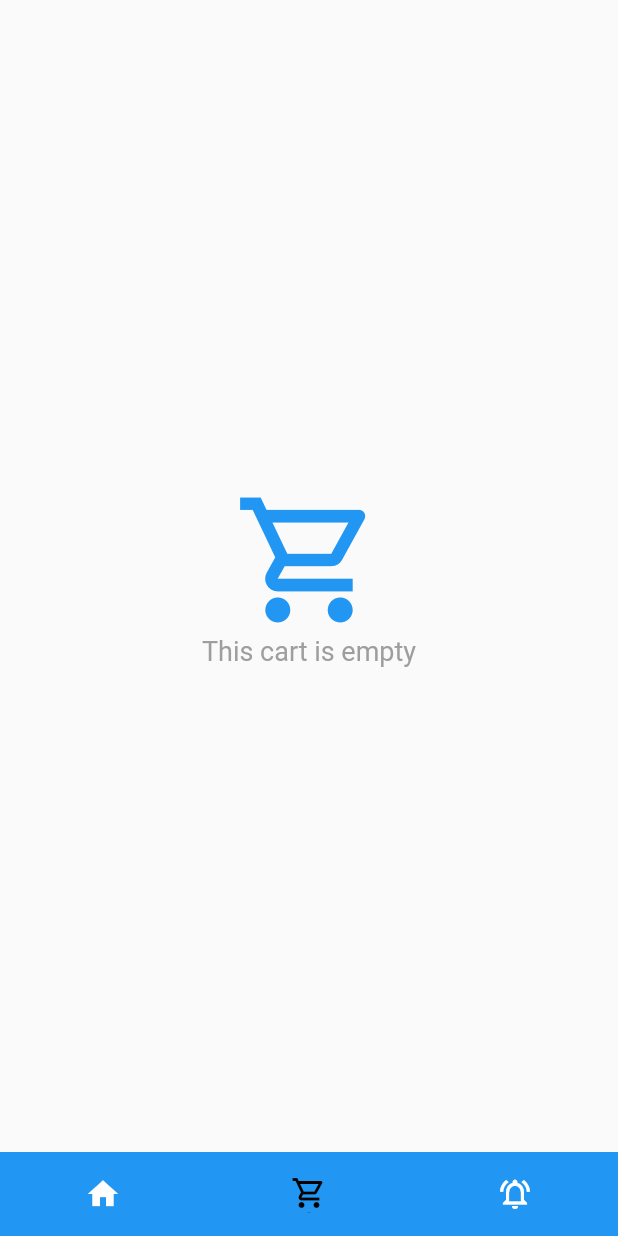
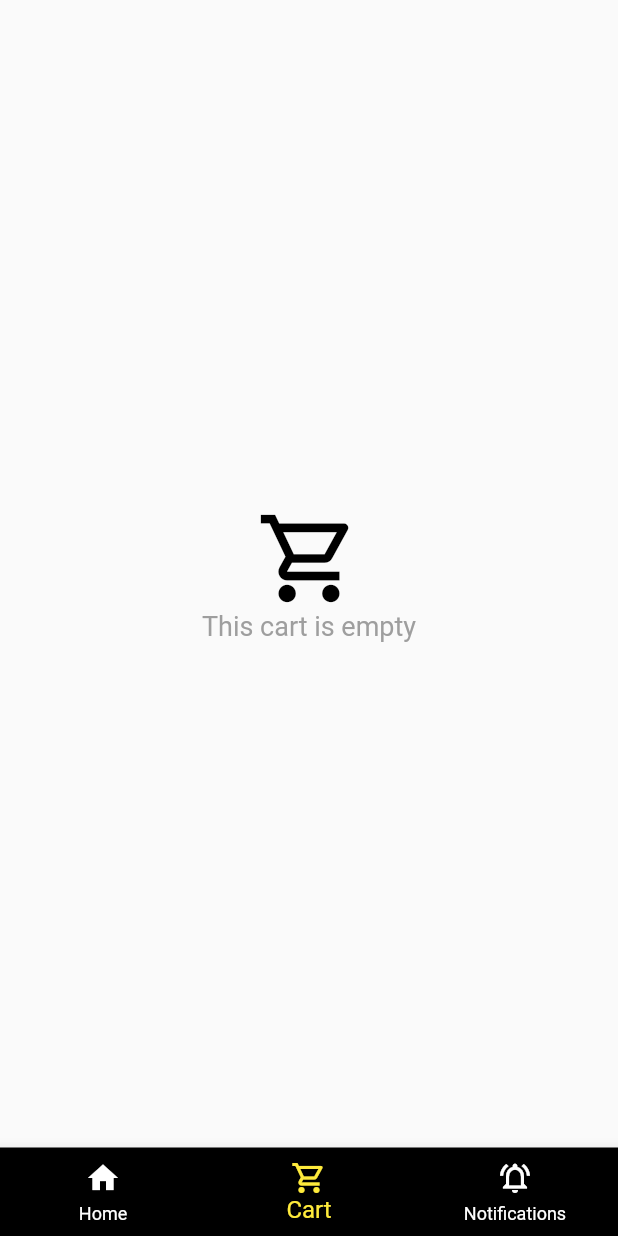
Before and after one commit to ShorooqAbdeen/Koora-Store, a Flutter app: the screen it shows after launch, item 2 of the bottom bar chosen, on a phone screen of 412 x 824 dp. Run offline on Flutter 3.47's test engine with Material 2 defaults, Android fonts, the phone set to English and light mode, and no system bars; our stand-ins replace font_awesome_flutter.

Commit message:
commit sama

```diff
--- a/lib/BottomNavigationScreens/BottomNavagtionScreen.dart
+++ b/lib/BottomNavigationScreens/BottomNavagtionScreen.dart
@@ -27,16 +27,17 @@ class _BottomScreenState extends State<BottomScreen> {
     return Scaffold(
       body: pages[currentIndex],
       bottomNavigationBar: BottomNavigationBar(
-        unselectedFontSize: 0,
-        selectedFontSize: 1,
+        unselectedFontSize: 12,
+        selectedFontSize: 12,
         type: BottomNavigationBarType.fixed,
-        backgroundColor: Colors.blue,
+        backgroundColor: Colors.black,
         onTap: onTap,
         currentIndex: currentIndex,
-        selectedItemColor:Colors.black ,
+        selectedItemColor:Colors.yellow ,
         unselectedItemColor: Colors.white,
-        showUnselectedLabels: false,
-        elevation: 0,
+        unselectedLabelStyle: TextStyle(color: Colors.white),
+        selectedLabelStyle: TextStyle(fontSize: 16),
+        showUnselectedLabels: true,
         showSelectedLabels: true,
         items: [
           BottomNavigationBarItem(
--- a/lib/BottomNavigationScreens/CartScreen.dart
+++ b/lib/BottomNavigationScreens/CartScreen.dart
@@ -10,7 +10,7 @@ class CartScreen extends StatelessWidget {
         crossAxisAlignment: CrossAxisAlignment.center,
         mainAxisAlignment: MainAxisAlignment.center,
         children: [
-          Icon(Icons.shopping_cart_outlined,size: 100,color: Colors.blue,),
+          Icon(Icons.shopping_cart_outlined,size: 70,color: Colors.black,),
           Text("This cart is empty",style: TextStyle(fontSize: 18,color: Colors.grey),)
 
         ],
--- a/lib/BottomNavigationScreens/NotificationScreen.dart
+++ b/lib/BottomNavigationScreens/NotificationScreen.dart
@@ -10,7 +10,7 @@ class NotificationScreen extends StatelessWidget {
         crossAxisAlignment: CrossAxisAlignment.center,
         mainAxisAlignment: MainAxisAlignment.center,
         children: [
-     Icon(Icons.notifications_active_outlined,size: 100,color: Colors.blue,),
+          Icon(Icons.notifications_active_outlined,size: 70,color: Colors.black,),
           Text("Shop now to track the status of your order",style: TextStyle(fontSize: 18,color: Colors.grey),
           )
 
--- a/lib/DrawerScreens/AccountScreen.dart
+++ b/lib/DrawerScreens/AccountScreen.dart
@@ -21,7 +21,7 @@ class _AccountScreenState extends State<AccountScreen> {
     return MaterialApp(
       debugShowCheckedModeBanner: false,
       home: Scaffold(
-        backgroundColor: Colors.white.withOpacity(0.9),
+        backgroundColor: Colors.grey.withOpacity(0.1),
         appBar: AppBar(
           title: Text("Account"),
           centerTitle: true,
@@ -35,7 +35,7 @@ class _AccountScreenState extends State<AccountScreen> {
                Text("communication accounts",style: TextStyle(fontWeight: FontWeight.bold,fontSize: 20),),
                SizedBox(height: 10,),
                 Container(
-                  color: Colors.white.withOpacity(0.9),
+                  color: Colors.white,
                   child: Column(
                     children: [
                       ListTile(
--- a/lib/Screens/HomeScreen.dart
+++ b/lib/Screens/HomeScreen.dart
@@ -1,4 +1,6 @@
 import 'package:flutter/material.dart';
+import 'package:koora_store/BottomNavigationScreens/BodyHome.dart';
+import 'package:koora_store/BottomNavigationScreens/BottomNavagtionScreen.dart';
 import '../DrawerScreens/DrawerWidget.dart';
 
 
@@ -21,6 +23,8 @@ class _HomeScreenState extends State<HomeScreen> {
             centerTitle: true,
           ),
           drawer:DrawerWidget(),
+          body:BodyHome(),
+
 
         )
     );
```
Also changed, not shown: pubspec.lock.
